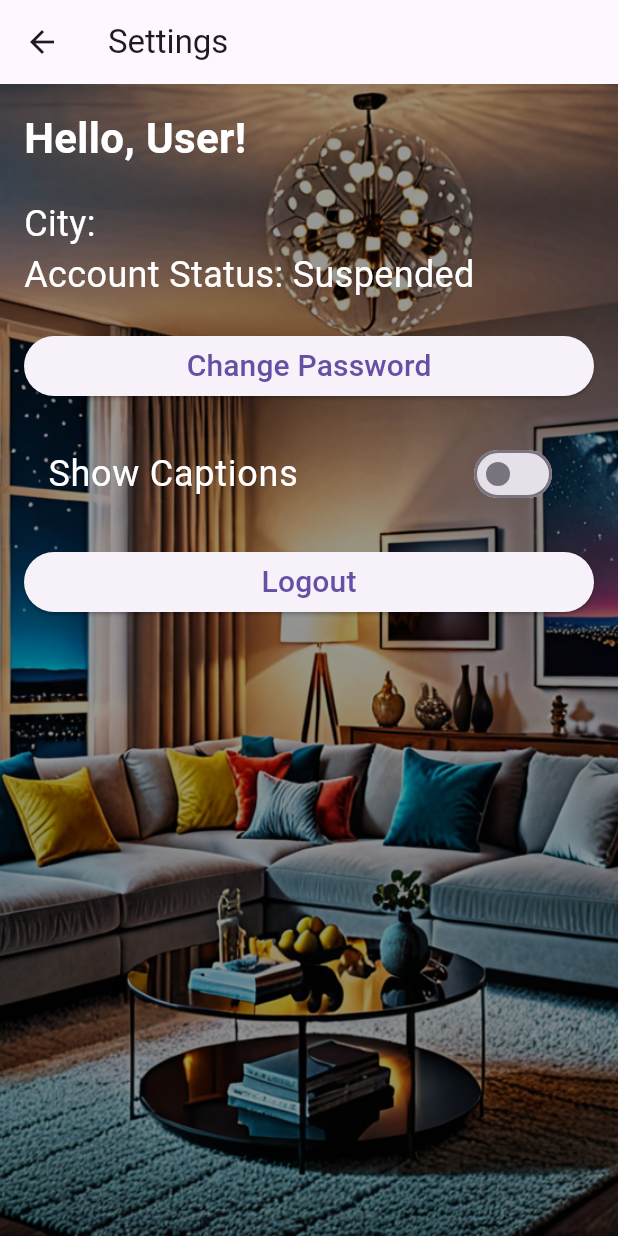
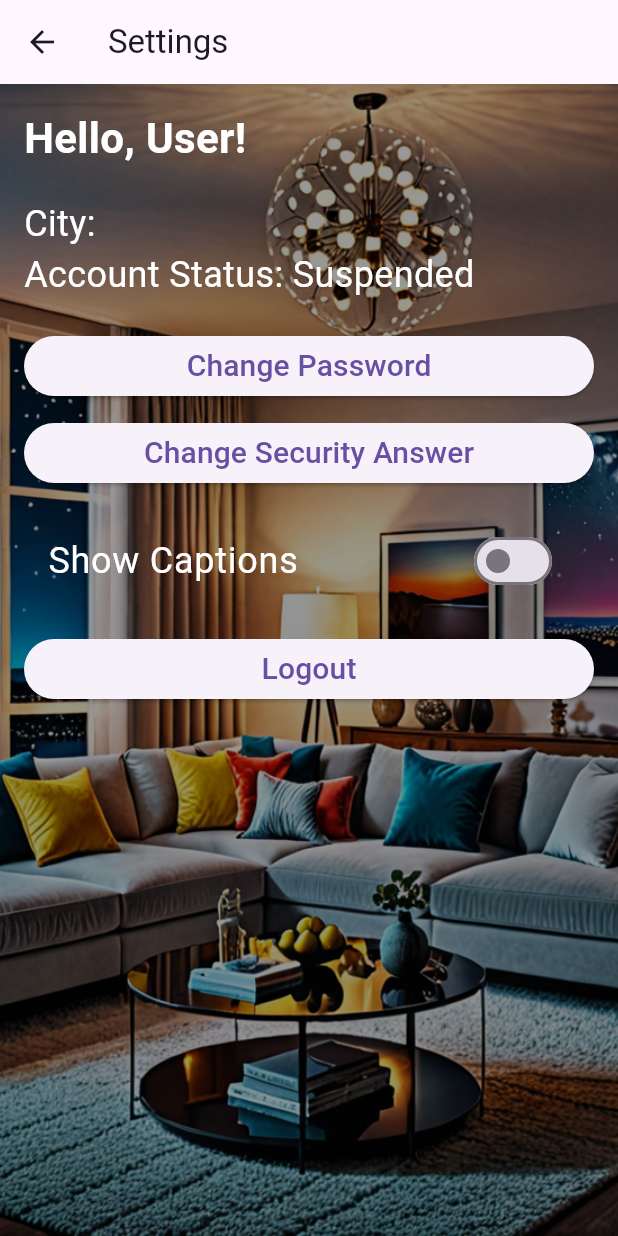
Before and after one commit to SmakGames/companion_ui, a Flutter app: the SettingsScreen screen opened directly with empty values, on a phone screen of 412 x 824 dp. Run offline on Flutter 3.47's test engine with Material 3 defaults, Android fonts, the phone set to English and light mode, and no system bars; our stand-ins replace geolocator, shared_preferences, speech_to_text; missing offline and left inert: dart:html; accounts and stored records are empty.

Commit message:
Added code that allows the user to change his secirity question

```diff
--- a/lib/main.dart
+++ b/lib/main.dart
@@ -952,8 +952,11 @@ class SettingsScreen extends StatefulWidget {
 
 class _SettingsScreenState extends State<SettingsScreen> {
   bool _isChangePassword = false;
+  bool _isChangeSecurityAnswer = false;
   final TextEditingController _oldPasswordController = TextEditingController();
   final TextEditingController _newPasswordController = TextEditingController();
+  final TextEditingController _securityAnswerController =
+      TextEditingController();
   String _error = '';
 
   Future<void> _changePassword() async {
@@ -987,6 +990,37 @@ class _SettingsScreenState extends State<SettingsScreen> {
       }
     } catch (e) {
       print('Change password error: $e');
+      setState(() => _error = 'Network error. Try again.');
+    }
+  }
+
+  Future<void> _changeSecurityAnswer() async {
+    final url = Uri.parse('${backendUrl}auth/security_answer/');
+    final prefs = await SharedPreferences.getInstance();
+    final token = prefs.getString('access_token');
+    try {
+      final response = await http.post(
+        url,
+        headers: {
+          'Authorization': 'Bearer $token',
+          'Content-Type': 'application/json',
+        },
+        body: jsonEncode({'security_answer': _securityAnswerController.text}),
+      );
+      print(
+        'Security answer change response: ${response.statusCode} ${response.body}',
+      );
+      if (response.statusCode == 200) {
+        setState(() {
+          _error = 'Security answer updated successfully!';
+          _isChangeSecurityAnswer = false;
+          _securityAnswerController.clear();
+        });
+      } else {
+        setState(() => _error = 'Update failed: ${response.body}');
+      }
+    } catch (e) {
+      print('Change security answer error: $e');
       setState(() => _error = 'Network error. Try again.');
     }
   }
@@ -1058,11 +1092,44 @@ class _SettingsScreenState extends State<SettingsScreen> {
                       style: TextStyle(fontSize: 20, color: Colors.blue),
                     ),
                   ),
+                ] else if (_isChangeSecurityAnswer) ...[
+                  TextField(
+                    controller: _securityAnswerController,
+                    decoration: InputDecoration(
+                      labelText: 'New Security Answer (e.g., First pet’s name)',
+                    ),
+                    style: TextStyle(fontSize: 24, color: Colors.white),
+                  ),
+                  SizedBox(height: 20),
+                  ElevatedButton(
+                    onPressed: _changeSecurityAnswer,
+                    child: Text(
+                      'Update Security Answer',
+                      style: TextStyle(fontSize: 20),
+                    ),
+                  ),
+                  TextButton(
+                    onPressed:
+                        () => setState(() => _isChangeSecurityAnswer = false),
+                    child: Text(
+                      'Cancel',
+                      style: TextStyle(fontSize: 20, color: Colors.blue),
+                    ),
+                  ),
                 ] else ...[
                   ElevatedButton(
                     onPressed: () => setState(() => _isChangePassword = true),
                     child: Text(
                       'Change Password',
+                      style: TextStyle(fontSize: 20),
+                    ),
+                  ),
+                  SizedBox(height: 10),
+                  ElevatedButton(
+                    onPressed:
+                        () => setState(() => _isChangeSecurityAnswer = true),
+                    child: Text(
+                      'Change Security Answer',
                       style: TextStyle(fontSize: 20),
                     ),
                   ),
```
